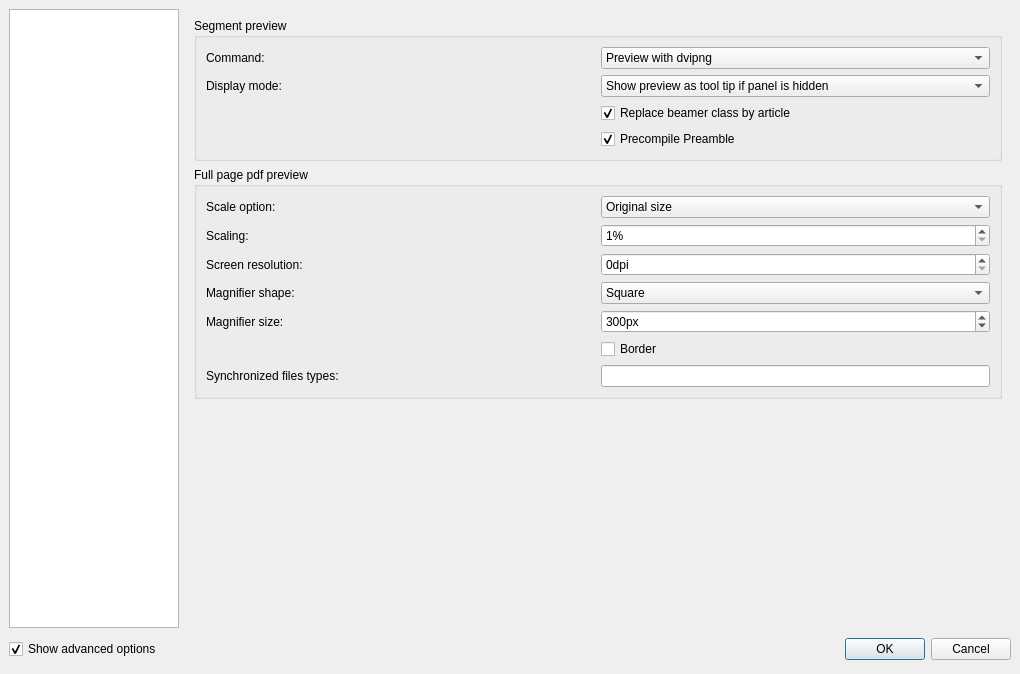
Qt form configdialog.ui (svn2github/texstudio-trunk) before a commit.
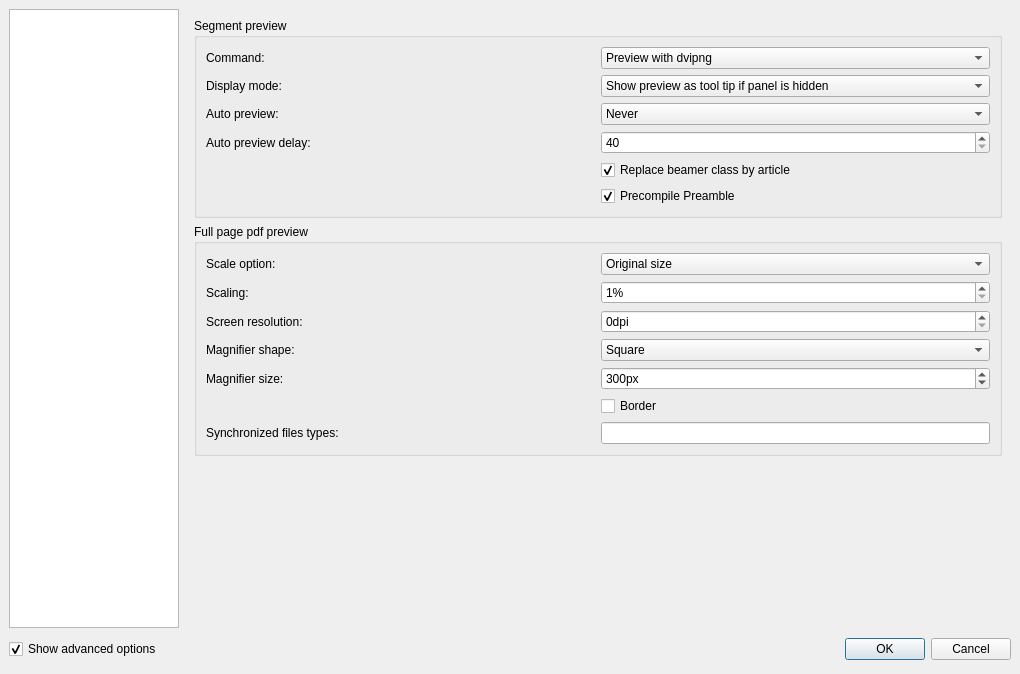
The same form after that commit. Icons and pictures are not drawn.

Commit message: auto updated preview

Diff of the .ui file:
```diff
--- a/configdialog.ui
+++ b/configdialog.ui
@@ -1751,7 +1751,7 @@
             </property>
            </widget>
           </item>
-          <item row="2" column="1">
+          <item row="4" column="1">
            <widget class="QCheckBox" name="checkBoxReplaceBeamer">
             <property name="text">
              <string>Replace beamer class by article</string>
@@ -1764,7 +1764,7 @@
             </property>
            </widget>
           </item>
-          <item row="3" column="1">
+          <item row="5" column="1">
            <widget class="QCheckBox" name="checkBoxPrecompilePreamble">
             <property name="text">
              <string>Precompile Preamble</string>
@@ -1777,6 +1777,44 @@
             </property>
            </widget>
           </item>
+          <item row="2" column="0">
+           <widget class="QLabel" name="label_35">
+            <property name="text">
+             <string>Auto preview:</string>
+            </property>
+           </widget>
+          </item>
+          <item row="2" column="1">
+           <widget class="QComboBox" name="comboBoxAutoPreview">
+            <item>
+             <property name="text">
+              <string>Never</string>
+             </property>
+            </item>
+            <item>
+             <property name="text">
+              <string>Previously previewed text</string>
+             </property>
+            </item>
+           </widget>
+          </item>
+          <item row="3" column="0">
+           <widget class="QLabel" name="label_36">
+            <property name="text">
+             <string>Auto preview delay:</string>
+            </property>
+           </widget>
+          </item>
+          <item row="3" column="1">
+           <widget class="QSpinBox" name="spinBoxAutoPreviewDelay">
+            <property name="minimum">
+             <number>40</number>
+            </property>
+            <property name="maximum">
+             <number>3000</number>
+            </property>
+           </widget>
+          </item>
          </layout>
         </widget>
        </item>
```
Left out of the diff: 4 changed lines with no effect on the pictures. The commit also changes 6 other files.
